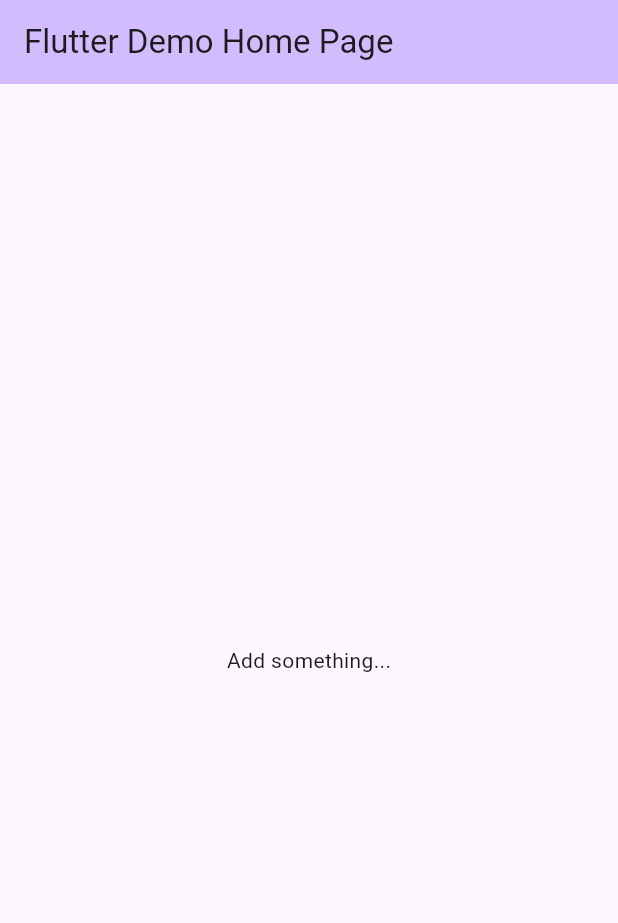
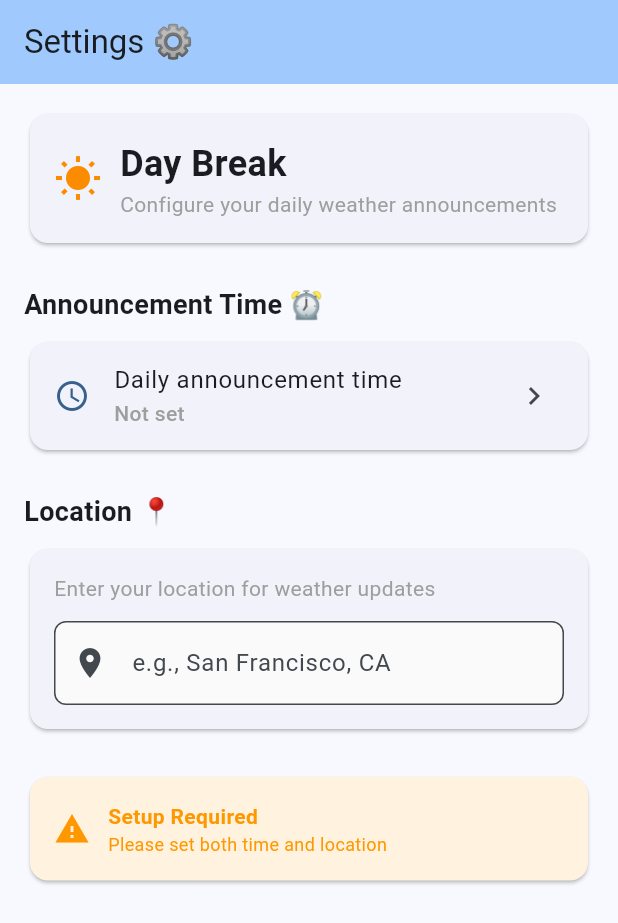
Before and after one commit to koorzenb/day_break, a Flutter app: the screen it shows after launch, on a phone screen of 412 x 824 dp. Shown: the top 923 px of the screen. Run offline on Flutter 3.47's test engine with Material 3 defaults, Android fonts, the phone set to English and light mode, and no system bars; our stand-ins replace flutter_dotenv, flutter_local_notifications, geolocator, get, hive_flutter, timezone; accounts and stored records are empty.

Commit message:
feat: Add SettingsController and SettingsScreen for user configuration of weather announcements

```diff
--- a/lib/main.dart
+++ b/lib/main.dart
@@ -1,5 +1,6 @@
 import 'package:day_break/http_client_wrapper.dart';
 import 'package:day_break/notification_service.dart';
+import 'package:day_break/settings_screen.dart';
 import 'package:day_break/settings_service.dart';
 import 'package:day_break/weather_service.dart';
 import 'package:flutter/material.dart';
@@ -17,14 +18,23 @@ Future<void> main() async {
 Future<void> initServices() async {
   await Get.putAsync(() => SettingsService().init());
 
-  // Initialize HTTP client wrapper
-  Get.put(HttpClientWrapper(Get.put(http.Client())));
+  // Initialize HTTP client and wrapper
+  final httpClient = http.Client();
+  Get.put(httpClient);
 
-  // Initialize WeatherService
-  Get.put(WeatherService(Get.find()));
+  final httpClientWrapper = HttpClientWrapper(httpClient);
+  Get.put(httpClientWrapper);
+
+  // Initialize WeatherService with the wrapper
+  final weatherService = WeatherService(httpClientWrapper);
+  Get.put(weatherService);
 
   // Initialize and setup NotificationService
-  final notificationService = NotificationService(notifications: FlutterLocalNotificationsPlugin(), weatherService: Get.find(), settingsService: Get.find());
+  final notificationService = NotificationService(
+    notifications: FlutterLocalNotificationsPlugin(),
+    weatherService: weatherService,
+    settingsService: Get.find<SettingsService>(),
+  );
 
   await notificationService.initialize();
   Get.put(notificationService);
@@ -35,29 +45,10 @@ class MyApp extends StatelessWidget {
 
   @override
   Widget build(BuildContext context) {
-    return MaterialApp(
-      title: 'Flutter Demo',
-      theme: ThemeData(colorScheme: ColorScheme.fromSeed(seedColor: Colors.deepPurple), useMaterial3: true),
-      home: const MyHomePage(title: 'Flutter Demo Home Page'),
+    return GetMaterialApp(
+      title: 'Day Break',
+      theme: ThemeData(colorScheme: ColorScheme.fromSeed(seedColor: Colors.blue), useMaterial3: true),
+      home: const SettingsScreen(),
     );
   }
 }
-
-class MyHomePage extends StatefulWidget {
-  const MyHomePage({super.key, required this.title});
-
-  final String title;
-
-  @override
-  State<MyHomePage> createState() => _MyHomePageState();
-}
-
-class _MyHomePageState extends State<MyHomePage> {
-  @override
-  Widget build(BuildContext context) {
-    return Scaffold(
-      appBar: AppBar(backgroundColor: Theme.of(context).colorScheme.inversePrimary, title: Text(widget.title)),
-      body: const Center(child: Center(child: Text('Add something...'))),
-    );
-  }
-}
--- /dev/null
+++ b/lib/settings_controller.dart
@@ -0,0 +1,182 @@
+import 'package:flutter/material.dart';
+import 'package:get/get.dart';
+
+import 'settings_service.dart';
+import 'weather_service.dart';
+
+class SettingsController extends GetxController {
+  final SettingsService _settingsService = Get.find<SettingsService>();
+  WeatherService? _weatherService;
+
+  // Reactive variables for UI state
+  final _selectedTime = Rxn<TimeOfDay>();
+  final _location = ''.obs;
+  final _isLoading = false.obs;
+
+  // Getters for UI binding
+  TimeOfDay? get selectedTime => _selectedTime.value;
+  String get location => _location.value;
+  bool get isLoading => _isLoading.value;
+
+  @override
+  void onInit() {
+    super.onInit();
+
+    // Try to get WeatherService if available (optional for testing)
+    try {
+      _weatherService = Get.find<WeatherService>();
+    } catch (e) {
+      // WeatherService not available - this is fine for testing
+      _weatherService = null;
+    }
+
+    _loadSettings();
+  }
+
+  void _showSnackBar(String title, String message, Color backgroundColor) {
+    if (Get.context != null) {
+      Get.snackbar(
+        title,
+        message,
+        snackPosition: SnackPosition.BOTTOM,
+        backgroundColor: backgroundColor.withAlpha((0.8 * 255).toInt()),
+        colorText: Colors.white,
+        duration: const Duration(seconds: 2),
+      );
+    }
+  }
+
+  /// Show success snackbar with green background
+  void _showSuccessSnackbar(String title, String message) {
+    _showSnackBar(title, message, Colors.green);
+  }
+
+  /// Show error snackbar with red background
+  void _showErrorSnackbar(String title, String message) {
+    _showSnackBar(title, message, Colors.red);
+  }
+
+  /// Show warning snackbar with orange background
+  void _showWarningSnackbar(String title, String message) {
+    _showSnackBar(title, message, Colors.orange);
+  }
+
+  /// Show info snackbar with blue background
+  void _showInfoSnackbar(String title, String message) {
+    _showSnackBar(title, message, Colors.blue);
+  }
+
+  /// Load existing settings from storage
+  void _loadSettings() {
+    // Load announcement time
+    final hour = _settingsService.announcementHour;
+    final minute = _settingsService.announcementMinute;
+    if (hour != null && minute != null) {
+      _selectedTime.value = TimeOfDay(hour: hour, minute: minute);
+    }
+
+    // Load location
+    final savedLocation = _settingsService.location;
+    if (savedLocation != null) {
+      _location.value = savedLocation;
+    }
+  }
+
+  /// Update the selected announcement time
+  Future<void> updateAnnouncementTime(TimeOfDay time) async {
+    _isLoading.value = true;
+    try {
+      await _settingsService.setAnnouncementTime(time.hour, time.minute);
+      _selectedTime.value = time;
+
+      // Show success message
+      _showSuccessSnackbar('Time Updated ⏰', 'Announcement time set to ${time.format(Get.context!)}');
+    } catch (e) {
+      // Show error message
+      _showErrorSnackbar('Error ❌', 'Failed to update announcement time');
+    } finally {
+      _isLoading.value = false;
+    }
+  }
+
+  /// Update the location with optional validation
+  Future<void> updateLocation(String newLocation) async {
+    if (newLocation.trim().isEmpty) {
+      _showWarningSnackbar('Invalid Input ⚠️', 'Please enter a valid location');
+      return;
+    }
+
+    _isLoading.value = true;
+    try {
+      // Validate location with weather API if available
+      if (hasWeatherValidation) {
+        final isValid = await _weatherService!.validateLocation(newLocation.trim());
+
+        if (!isValid) {
+          _showErrorSnackbar(
+            'Invalid Location ❌',
+            'Location "$newLocation" not found. Please check spelling or try a different format (e.g., "City, Country")',
+          );
+          return;
+        }
+      }
+
+      // Save location (validated or not, depending on service availability)
+      await _settingsService.setLocation(newLocation.trim());
+      _location.value = newLocation.trim();
+
+      // Show success message with appropriate context
+      if (hasWeatherValidation) {
+        _showSuccessSnackbar('Location Updated 📍', 'Location set to $newLocation');
+      } else {
+        _showSuccessSnackbar('Location Saved 📍', 'Location set to $newLocation (validation unavailable)');
+      }
+    } catch (e) {
+      // Show error message for network/API issues
+      _showErrorSnackbar('Validation Error ❌', 'Unable to validate location. Please check your internet connection and try again.');
+    } finally {
+      _isLoading.value = false;
+    }
+  }
+
+  /// Show time picker dialog
+  Future<void> showTimePicker() async {
+    final TimeOfDay? picked = await Get.dialog<TimeOfDay>(TimePickerDialog(initialTime: _selectedTime.value ?? const TimeOfDay(hour: 8, minute: 0)));
+
+    if (picked != null) {
+      await updateAnnouncementTime(picked);
+    }
+  }
+
+  /// Check if settings are complete
+  bool get isSettingsComplete {
+    return _selectedTime.value != null && _location.value.isNotEmpty;
+  }
+
+  /// Get formatted time string for display
+  String get formattedTime {
+    if (_selectedTime.value == null) return 'Not set';
+    final context = Get.context;
+    if (context == null) return '${_selectedTime.value!.hour}:${_selectedTime.value!.minute.toString().padLeft(2, '0')}';
+    return _selectedTime.value!.format(context);
+  }
+
+  /// Reset all settings (for testing or fresh start)
+  Future<void> resetSettings() async {
+    _isLoading.value = true;
+    try {
+      await _settingsService.clearSettings();
+      _selectedTime.value = null;
+      _location.value = '';
+
+      _showInfoSnackbar('Settings Reset 🔄', 'All settings have been cleared');
+    } catch (e) {
+      _showErrorSnackbar('Error ❌', 'Failed to reset settings');
+    } finally {
+      _isLoading.value = false;
+    }
+  }
+
+  /// Check if weather validation is available
+  bool get hasWeatherValidation => _weatherService != null;
+}
--- /dev/null
+++ b/lib/settings_screen.dart
@@ -0,0 +1,189 @@
+import 'package:flutter/material.dart';
+import 'package:get/get.dart';
+
+import 'settings_controller.dart';
+
+class SettingsScreen extends StatelessWidget {
+  const SettingsScreen({super.key});
+
+  @override
+  Widget build(BuildContext context) {
+    final controller = Get.put(SettingsController());
+
+    return Scaffold(
+      appBar: AppBar(title: const Text('Settings ⚙️'), backgroundColor: Theme.of(context).colorScheme.inversePrimary, elevation: 0),
+      body: Obx(() {
+        if (controller.isLoading) {
+          return const Center(
+            child: Column(
+              mainAxisAlignment: MainAxisAlignment.center,
+              children: [CircularProgressIndicator(), SizedBox(height: 16), Text('Updating settings...')],
+            ),
+          );
+        }
+
+        return SingleChildScrollView(
+          padding: const EdgeInsets.all(16.0),
+          child: Column(
+            crossAxisAlignment: CrossAxisAlignment.start,
+            children: [
+              // Header
+              Card(
+                child: Padding(
+                  padding: const EdgeInsets.all(16.0),
+                  child: Column(
+                    crossAxisAlignment: CrossAxisAlignment.start,
+                    children: [
+                      Row(
+                        children: [
+                          Icon(Icons.wb_sunny, color: Colors.orange[600], size: 32),
+                          const SizedBox(width: 12),
+                          const Expanded(
+                            child: Column(
+                              crossAxisAlignment: CrossAxisAlignment.start,
+                              children: [
+                                Text('Day Break', style: TextStyle(fontSize: 24, fontWeight: FontWeight.bold)),
+                                Text('Configure your daily weather announcements', style: TextStyle(fontSize: 14, color: Colors.grey)),
+                              ],
+                            ),
+                          ),
+                        ],
+                      ),
+                    ],
+                  ),
+                ),
+              ),
+
+              const SizedBox(height: 24),
+
+              // Announcement Time Section
+              const Text('Announcement Time ⏰', style: TextStyle(fontSize: 18, fontWeight: FontWeight.w600)),
+              const SizedBox(height: 8),
+              Card(
+                child: ListTile(
+                  leading: Icon(Icons.access_time, color: Theme.of(context).primaryColor),
+                  title: const Text('Daily announcement time'),
+                  subtitle: Text(
+                    controller.formattedTime,
+                    style: TextStyle(fontWeight: FontWeight.w500, color: controller.selectedTime != null ? Theme.of(context).primaryColor : Colors.grey),
+                  ),
+                  trailing: const Icon(Icons.chevron_right),
+                  onTap: controller.showTimePicker,
+                ),
+              ),
+
+              const SizedBox(height: 24),
+
+              // Location Section
+              const Text('Location 📍', style: TextStyle(fontSize: 18, fontWeight: FontWeight.w600)),
+              const SizedBox(height: 8),
+              Card(
+                child: Padding(
+                  padding: const EdgeInsets.all(16.0),
+                  child: Column(
+                    crossAxisAlignment: CrossAxisAlignment.start,
+                    children: [
+                      Row(
+                        children: [
+                          const Text('Enter your location for weather updates', style: TextStyle(fontSize: 14, color: Colors.grey)),
+                          if (!controller.hasWeatherValidation)
+                            const Padding(
+                              padding: EdgeInsets.only(left: 8.0),
+                              child: Icon(Icons.info_outline, size: 16, color: Colors.orange),
+                            ),
+                        ],
+                      ),
+                      if (!controller.hasWeatherValidation)
+                        const Padding(
+                          padding: EdgeInsets.only(top: 4.0),
+                          child: Text('Weather validation unavailable', style: TextStyle(fontSize: 12, color: Colors.orange)),
+                        ),
+                      const SizedBox(height: 12),
+                      TextField(
+                        onChanged: (value) {
+                          // Update location in real-time
+                        },
+                        onSubmitted: controller.updateLocation,
+                        decoration: InputDecoration(
+                          hintText: 'e.g., San Francisco, CA',
+                          prefixIcon: const Icon(Icons.location_on),
+                          border: OutlineInputBorder(borderRadius: BorderRadius.circular(8)),
+                          filled: true,
+                          fillColor: Colors.grey[50],
+                        ),
+                        controller: TextEditingController(text: controller.location),
+                      ),
+                    ],
+                  ),
+                ),
+              ),
+
+              const SizedBox(height: 24),
+
+              // Settings Status
+              if (!controller.isSettingsComplete)
+                Card(
+                  color: Colors.orange[50],
+                  child: Padding(
+                    padding: const EdgeInsets.all(16.0),
+                    child: Row(
+                      children: [
+                        const Icon(Icons.warning, color: Colors.orange),
+                        const SizedBox(width: 12),
+                        const Expanded(
+                          child: Column(
+                            crossAxisAlignment: CrossAxisAlignment.start,
+                            children: [
+                              Text(
+                                'Setup Required',
+                                style: TextStyle(fontWeight: FontWeight.w600, color: Colors.orange),
+                              ),
+                              Text('Please set both time and location', style: TextStyle(fontSize: 12, color: Colors.orange)),
+                            ],
+                          ),
+                        ),
+                      ],
+                    ),
+                  ),
+                ),
+
+              const SizedBox(height: 32),
+
+              // Reset Button (for development/testing)
+              if (controller.isSettingsComplete)
+                Center(
+                  child: TextButton.icon(
+                    onPressed: () {
+                      Get.dialog(
+                        AlertDialog(
+                          title: const Text('Reset Settings'),
+                          content: const Text(
+                            'Are you sure you want to reset all settings? '
+                            'This will clear your announcement time and location.',
+                          ),
+                          actions: [
+                            TextButton(onPressed: () => Get.back(), child: const Text('Cancel')),
+                            TextButton(
+                              onPressed: () {
+                                Get.back();
+                                controller.resetSettings();
+                              },
+                              style: TextButton.styleFrom(foregroundColor: Colors.red),
+                              child: const Text('Reset'),
+                            ),
+                          ],
+                        ),
+                      );
+                    },
+                    icon: const Icon(Icons.refresh),
+                    label: const Text('Reset Settings'),
+                    style: TextButton.styleFrom(foregroundColor: Colors.grey[600]),
+                  ),
+                ),
+            ],
+          ),
+        );
+      }),
+    );
+  }
+}
--- a/pubspec.yaml
+++ b/pubspec.yaml
@@ -16,7 +16,7 @@ publish_to: 'none' # Remove this line if you wish to publish to pub.dev
 # https://developer.apple.com/library/archive/documentation/General/Reference/InfoPlistKeyReference/Articles/CoreFoundationKeys.html
 # In Windows, build-name is used as the major, minor, and patch parts
 # of the product and file versions while build-number is used as the build suffix.
-version: 0.9.0+00900
+version: 0.10.0+001000
 
 environment:
   sdk: ^3.8.1
```
Also changed, not shown: lib/settings_service.dart (+9 -0 lines), lib/weather_service.dart (+24 -0 lines), 3 other files.
